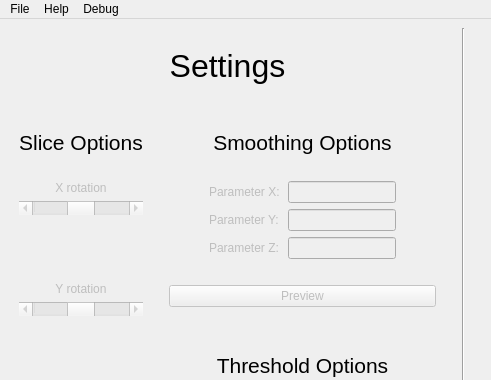
NIRALUser/NeuroRuler, file src/GUI/main.ui: the form before one commit; both pictures show x 0 to 491 and y 0 to 380 of the 809 by 706 pixel window.
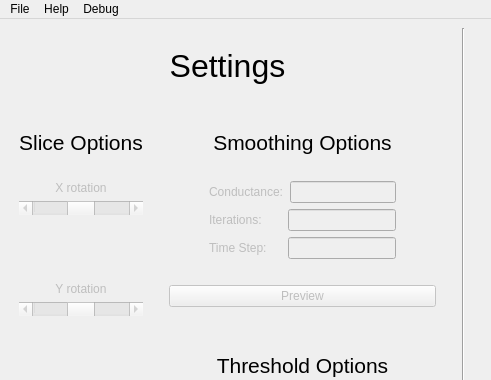
The form after the commit.

What changed in the file:
```diff
--- a/src/GUI/main.ui
+++ b/src/GUI/main.ui
@@ -398,7 +398,7 @@
                    <bool>false</bool>
                   </property>
                   <property name="text">
-                   <string>Parameter X:</string>
+                   <string>Conductance:</string>
                   </property>
                  </widget>
                 </item>
@@ -444,7 +444,7 @@
                    <bool>false</bool>
                   </property>
                   <property name="text">
-                   <string>Parameter Y:</string>
+                   <string>Iterations:</string>
                   </property>
                  </widget>
                 </item>
@@ -490,7 +490,7 @@
                    <bool>false</bool>
                   </property>
                   <property name="text">
-                   <string>Parameter Z:</string>
+                   <string>Time Step:</string>
                   </property>
                  </widget>
                 </item>
```
Left out of the diff: 12 changed lines with no effect on the pictures.
